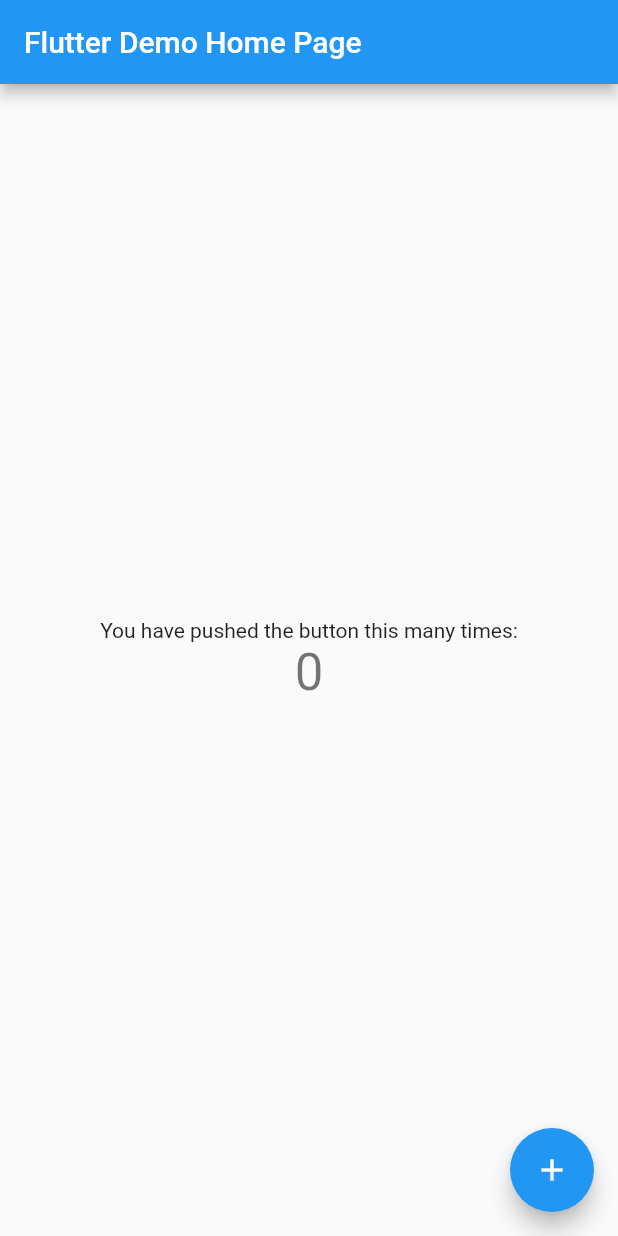
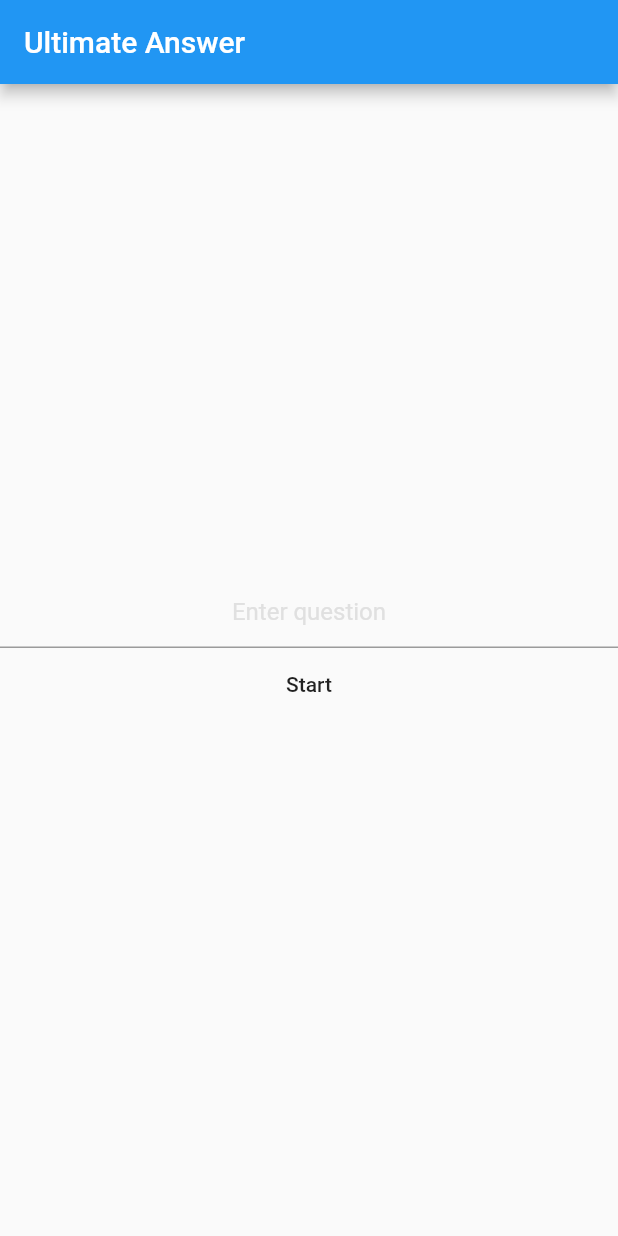
Before and after one commit to RobinNunkesser/dart-recipes, a Flutter app: the screen it shows after launch, on a phone screen of 412 x 824 dp. Run offline on Flutter 3.47's test engine with Material 2 defaults, Android fonts, the phone set to English and light mode, and no system bars; our stand-ins replace shared_preferences, webview_flutter; missing offline and left inert: basic_clean_arch.

Commit message:
Finished recipe

```diff
--- /dev/null
+++ b/ultimate_answer/common/lib/command_handler.dart
@@ -0,0 +1,8 @@
+library common;
+
+/// Executes the business logic of the use case.
+abstract class CommandHandler<InDTOType, OutDTOType> {
+  /// Executes the use case.
+  void execute(
+      {InDTOType inDTO, Function(OutDTOType value) onValue, Function onError});
+}
--- a/ultimate_answer/common/lib/common.dart
+++ /dev/null
@@ -1,7 +0,0 @@
-library common;
-
-/// A Calculator.
-class Calculator {
-  /// Returns [value] plus 1.
-  int addOne(int value) => value + 1;
-}
--- a/ultimate_answer/core/lib/core.dart
+++ /dev/null
@@ -1,7 +0,0 @@
-library core;
-
-/// A Calculator.
-class Calculator {
-  /// Returns [value] plus 1.
-  int addOne(int value) => value + 1;
-}
--- /dev/null
+++ b/ultimate_answer/core/lib/get_answer_command.dart
@@ -0,0 +1,20 @@
+import 'package:common/command_handler.dart';
+import 'package:core/get_answer_command_dto.dart';
+import 'package:core/ports/super_computer.dart';
+
+class GetAnswerCommand implements CommandHandler<GetAnswerCommandDTO, String> {
+  SuperComputer superComputer;
+
+  GetAnswerCommand(this.superComputer);
+
+  @override
+  void execute(
+      {GetAnswerCommandDTO inDTO,
+      Function(String value) onValue,
+      Function onError}) {
+    superComputer
+        .answer(inDTO.question)
+        .then((value) => onValue(value))
+        .catchError((error) => onError(error));
+  }
+}
--- /dev/null
+++ b/ultimate_answer/core/lib/get_answer_command_dto.dart
@@ -0,0 +1,5 @@
+class GetAnswerCommandDTO {
+  final String question;
+
+  GetAnswerCommandDTO(this.question);
+}
--- /dev/null
+++ b/ultimate_answer/core/lib/ports/super_computer.dart
@@ -0,0 +1,3 @@
+abstract class SuperComputer {
+  Future<String> answer(String question);
+}
--- a/ultimate_answer/core/pubspec.yaml
+++ b/ultimate_answer/core/pubspec.yaml
@@ -11,6 +11,12 @@ environment:
 dependencies:
   flutter:
     sdk: flutter
+
+  common:
+    path: ../common/
+
+  infrastructure:
+    path: ../infrastructure/
 
 dev_dependencies:
   flutter_test:
--- /dev/null
+++ b/ultimate_answer/infrastructure/lib/adapters/super_computer_adapter.dart
@@ -0,0 +1,11 @@
+import 'package:core/ports/super_computer.dart';
+import 'package:infrastructure/deep_thought.dart';
+
+class SuperComputerAdapter implements SuperComputer {
+  DeepThought adaptee = DeepThought();
+
+  @override
+  Future<String> answer(String question) {
+    return adaptee.provideAnswer().then((value) => value.toString());
+  }
+}
--- /dev/null
+++ b/ultimate_answer/infrastructure/lib/deep_thought.dart
@@ -0,0 +1,6 @@
+class DeepThought {
+  Future<int> provideAnswer() async {
+    await Future.delayed(Duration(seconds: 1), () {});
+    return 42;
+  }
+}
--- a/ultimate_answer/infrastructure/lib/infrastructure.dart
+++ /dev/null
@@ -1,7 +0,0 @@
-library infrastructure;
-
-/// A Calculator.
-class Calculator {
-  /// Returns [value] plus 1.
-  int addOne(int value) => value + 1;
-}
--- a/ultimate_answer/infrastructure/pubspec.yaml
+++ b/ultimate_answer/infrastructure/pubspec.yaml
@@ -11,6 +11,9 @@ environment:
 dependencies:
   flutter:
     sdk: flutter
+
+  core:
+    path: ../core/
 
 dev_dependencies:
   flutter_test:
--- a/ultimate_answer/lib/main.dart
+++ b/ultimate_answer/lib/main.dart
@@ -1,118 +1,20 @@
-import 'package:core/core.dart';
 import 'package:flutter/material.dart';
+import 'package:ultimate_answer/my_home_page.dart';
 
 void main() {
   runApp(MyApp());
 }
 
 class MyApp extends StatelessWidget {
-  // This widget is the root of your application.
   @override
   Widget build(BuildContext context) {
     return MaterialApp(
-      title: 'Flutter Demo',
+      title: 'Ultimate Answer',
       theme: ThemeData(
-        // This is the theme of your application.
-        //
-        // Try running your application with "flutter run". You'll see the
-        // application has a blue toolbar. Then, without quitting the app, try
-        // changing the primarySwatch below to Colors.green and then invoke
-        // "hot reload" (press "r" in the console where you ran "flutter run",
-        // or simply save your changes to "hot reload" in a Flutter IDE).
-        // Notice that the counter didn't reset back to zero; the application
-        // is not restarted.
         primarySwatch: Colors.blue,
-        // This makes the visual density adapt to the platform that you run
-        // the app on. For desktop platforms, the controls will be smaller and
-        // closer together (more dense) than on mobile platforms.
         visualDensity: VisualDensity.adaptivePlatformDensity,
       ),
-      home: MyHomePage(title: 'Flutter Demo Home Page'),
+      home: MyHomePage(),
     );
   }
 }
-
-class MyHomePage extends StatefulWidget {
-  MyHomePage({Key key, this.title}) : super(key: key);
-
-  // This widget is the home page of your application. It is stateful, meaning
-  // that it has a State object (defined below) that contains fields that affect
-  // how it looks.
-
-  // This class is the configuration for the state. It holds the values (in this
-  // case the title) provided by the parent (in this case the App widget) and
-  // used by the build method of the State. Fields in a Widget subclass are
-  // always marked "final".
-
-  final String title;
-
-  @override
-  _MyHomePageState createState() => _MyHomePageState();
-}
-
-class _MyHomePageState extends State<MyHomePage> {
-  int _counter = 0;
-
-  void _incrementCounter() {
-    setState(() {
-      // This call to setState tells the Flutter framework that something has
-      // changed in this State, which causes it to rerun the build method below
-      // so that the display can reflect the updated values. If we changed
-      // _counter without calling setState(), then the build method would not be
-      // called again, and so nothing would appear to happen.
-      _counter = Calculator().addOne(_counter);
-    });
-  }
-
-  @override
-  Widget build(BuildContext context) {
-    // This method is rerun every time setState is called, for instance as done
-    // by the _incrementCounter method above.
-    //
-    // The Flutter framework has been optimized to make rerunning build methods
-    // fast, so that you can just rebuild anything that needs updating rather
-    // than having to individually change instances of widgets.
-    return Scaffold(
-      appBar: AppBar(
-        // Here we take the value from the MyHomePage object that was created by
-        // the App.build method, and use it to set our appbar title.
-        title: Text(widget.title),
-      ),
-      body: Center(
-        // Center is a layout widget. It takes a single child and positions it
-        // in the middle of the parent.
-        child: Column(
-          // Column is also a layout widget. It takes a list of children and
-          // arranges them vertically. By default, it sizes itself to fit its
-          // children horizontally, and tries to be as tall as its parent.
-          //
-          // Invoke "debug painting" (press "p" in the console, choose the
-          // "Toggle Debug Paint" action from the Flutter Inspector in Android
-          // Studio, or the "Toggle Debug Paint" command in Visual Studio Code)
-          // to see the wireframe for each widget.
-          //
-          // Column has various properties to control how it sizes itself and
-          // how it positions its children. Here we use mainAxisAlignment to
-          // center the children vertically; the main axis here is the vertical
-          // axis because Columns are vertical (the cross axis would be
-          // horizontal).
-          mainAxisAlignment: MainAxisAlignment.center,
-          children: <Widget>[
-            Text(
-              'You have pushed the button this many times:',
-            ),
-            Text(
-              '$_counter',
-              style: Theme.of(context).textTheme.headline4,
-            ),
-          ],
-        ),
-      ),
-      floatingActionButton: FloatingActionButton(
-        onPressed: _incrementCounter,
-        tooltip: 'Increment',
-        child: Icon(Icons.add),
-      ), // This trailing comma makes auto-formatting nicer for build methods.
-    );
-  }
-}
--- /dev/null
+++ b/ultimate_answer/lib/my_home_page.dart
@@ -0,0 +1,59 @@
+import 'package:core/get_answer_command.dart';
+import 'package:core/get_answer_command_dto.dart';
+import 'package:flutter/material.dart';
+import 'package:infrastructure/adapters/super_computer_adapter.dart';
+
+class MyHomePage extends StatefulWidget {
+  MyHomePage({Key key}) : super(key: key);
+
+  @override
+  _MyHomePageState createState() => _MyHomePageState();
+}
+
+class _MyHomePageState extends State<MyHomePage> {
+  var _questionTextEditingController = TextEditingController();
+  var answer = "";
+
+  var service = GetAnswerCommand(SuperComputerAdapter());
+
+  @override
+  Widget build(BuildContext context) {
+    return Scaffold(
+      appBar: AppBar(
+        title: Text("Ultimate Answer"),
+      ),
+      body: Center(
+        child: Column(
+          mainAxisAlignment: MainAxisAlignment.center,
+          children: <Widget>[
+            TextField(
+              controller: _questionTextEditingController,
+              decoration: InputDecoration(
+                hintText: "Enter question",
+                hintStyle: TextStyle(color: Colors.grey[300]),
+              ),
+              textAlign: TextAlign.center,
+            ),
+            MaterialButton(child: Text("Start"), onPressed: _start),
+            Text(answer),
+          ],
+        ),
+      ),
+    );
+  }
+
+  void _start() {
+    service.execute(
+        inDTO: GetAnswerCommandDTO(_questionTextEditingController.text),
+        onValue: success,
+        onError: failure);
+  }
+
+  void success(String value) {
+    setState(() => answer = value);
+  }
+
+  void failure(Exception error) {
+    setState(() => answer = error.toString());
+  }
+}
--- a/ultimate_answer/pubspec.yaml
+++ b/ultimate_answer/pubspec.yaml
@@ -31,6 +31,9 @@ dependencies:
 
   core:
     path: ./core/
+
+  infrastructure:
+    path: ./infrastructure/
 
 dev_dependencies:
   flutter_test:
```
Also changed, not shown: ultimate_answer/core/pubspec.lock, ultimate_answer/infrastructure/pubspec.lock, ultimate_answer/pubspec.lock, 4 other files.
